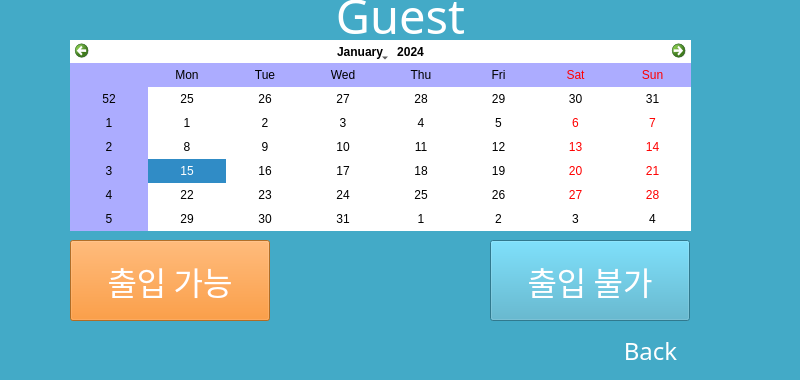
Old version of the form GuestUI.ui in the repository Muyahom/Display.
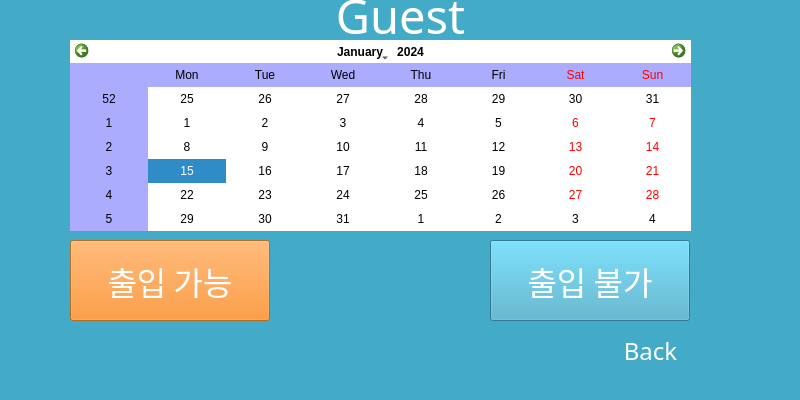
New version of the form.

The edit to the form file:
```diff
--- a/GuestUI.ui
+++ b/GuestUI.ui
@@ -7,7 +7,7 @@
     <x>0</x>
     <y>0</y>
     <width>800</width>
-    <height>380</height>
+    <height>400</height>
    </rect>
   </property>
   <property name="windowTitle">
```
